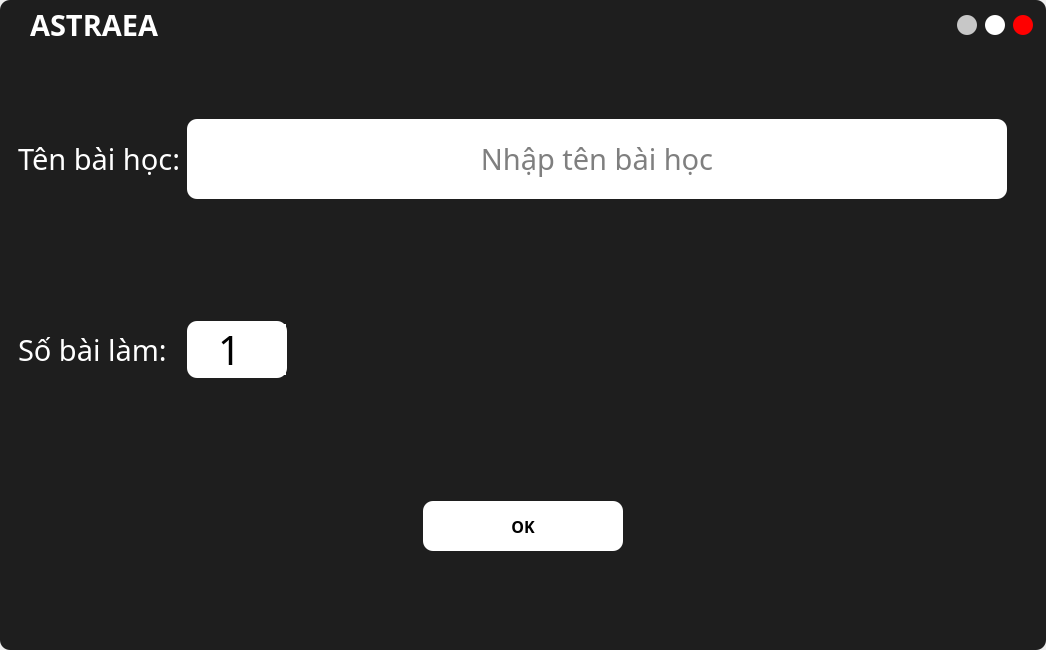
hoangm960/Astraea, file UI_Files/edit_form.ui: the form before one commit.
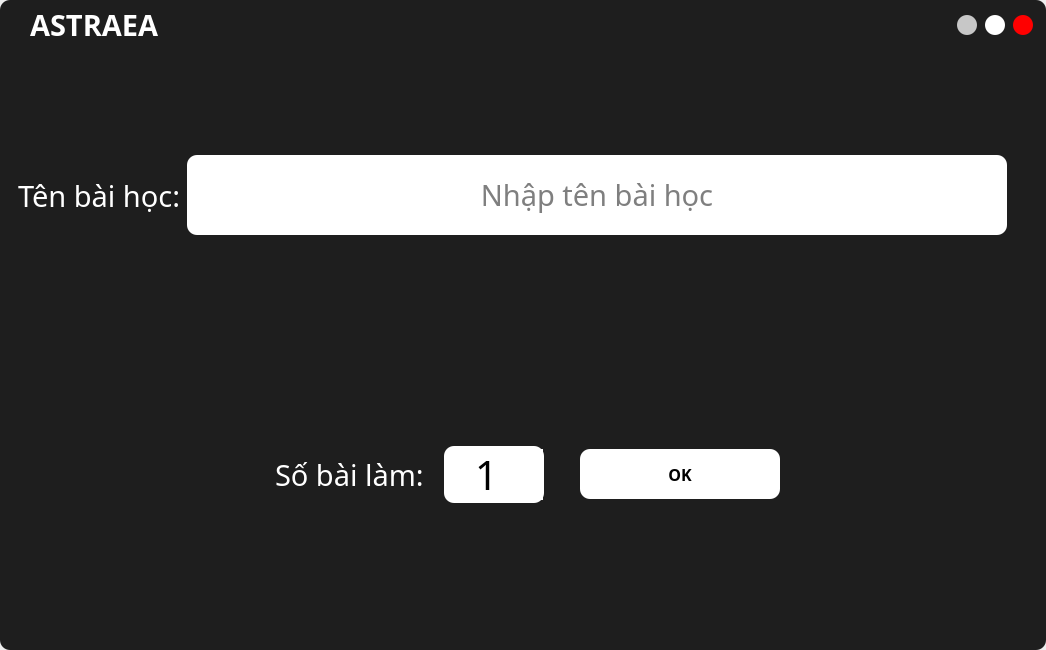
The form after the commit. Icons and pictures are not drawn.

Patch:
```diff
--- a/UI_Files/edit_form.ui
+++ b/UI_Files/edit_form.ui
@@ -447,7 +447,7 @@
                     <property name="bottomMargin">
                      <number>0</number>
                     </property>
-                    <item>
+                    <item alignment="Qt::AlignHCenter">
                      <widget class="QFrame" name="frame_7">
                       <property name="minimumSize">
                        <size>
@@ -461,20 +461,26 @@
                       <property name="frameShadow">
                        <enum>QFrame::Raised</enum>
                       </property>
-                      <layout class="QVBoxLayout" name="verticalLayout_6">
-                       <property name="leftMargin">
-                        <number>0</number>
-                       </property>
-                       <property name="topMargin">
-                        <number>0</number>
-                       </property>
-                       <property name="rightMargin">
-                        <number>0</number>
-                       </property>
-                       <property name="bottomMargin">
-                        <number>0</number>
-                       </property>
+                      <layout class="QHBoxLayout" name="horizontalLayout_7">
                        <item>
+                        <widget class="QFrame" name="confirm_frame">
+                         <property name="minimumSize">
+                          <size>
+                           <width>0</width>
+                           <height>100</height>
+                          </size>
+                         </property>
+                         <property name="styleSheet">
+                          <string notr="true">color: rgb(0, 0, 0);</string>
+                         </property>
+                         <property name="frameShape">
+                          <enum>QFrame::StyledPanel</enum>
+                         </property>
+                         <property name="frameShadow">
+                          <enum>QFrame::Raised</enum>
+                         </property>
+                         <layout class="QHBoxLayout" name="horizontalLayout_10">
+                          <item alignment="Qt::AlignLeft">
                         <widget class="QFrame" name="frame_8">
                          <property name="frameShape">
                           <enum>QFrame::StyledPanel</enum>
@@ -512,6 +518,9 @@
                               <pointsize>22</pointsize>
                              </font>
                             </property>
+                               <property name="styleSheet">
+                                <string notr="true">color: rgb(255, 255, 255);</string>
+                               </property>
                             <property name="text">
                              <string>Số bài làm:</string>
                             </property>
@@ -597,46 +606,9 @@
                             </property>
                            </widget>
                           </item>
-                          <item>
-                           <spacer name="horizontalSpacer">
-                            <property name="orientation">
-                             <enum>Qt::Horizontal</enum>
-                            </property>
-                            <property name="sizeHint" stdset="0">
-                             <size>
-                              <width>40</width>
-                              <height>20</height>
-                             </size>
-                            </property>
-                           </spacer>
-                          </item>
                          </layout>
                         </widget>
                        </item>
-                      </layout>
-                     </widget>
-                    </item>
-                   </layout>
-                  </widget>
-                 </item>
-                 <item>
-                  <widget class="QFrame" name="confirm_frame">
-                   <property name="minimumSize">
-                    <size>
-                     <width>0</width>
-                     <height>100</height>
-                    </size>
-                   </property>
-                   <property name="styleSheet">
-                    <string notr="true">color: rgb(0, 0, 0);</string>
-                   </property>
-                   <property name="frameShape">
-                    <enum>QFrame::StyledPanel</enum>
-                   </property>
-                   <property name="frameShadow">
-                    <enum>QFrame::Raised</enum>
-                   </property>
-                   <layout class="QHBoxLayout" name="horizontalLayout_10">
                     <item>
                      <widget class="QPushButton" name="confirm_button">
                       <property name="minimumSize">
@@ -678,6 +650,12 @@
                       <property name="text">
                        <string>OK</string>
                       </property>
+                           </widget>
+                          </item>
+                         </layout>
+                        </widget>
+                       </item>
+                      </layout>
                      </widget>
                     </item>
                    </layout>
```
Lines whose indentation alone changed are shown as unchanged.
